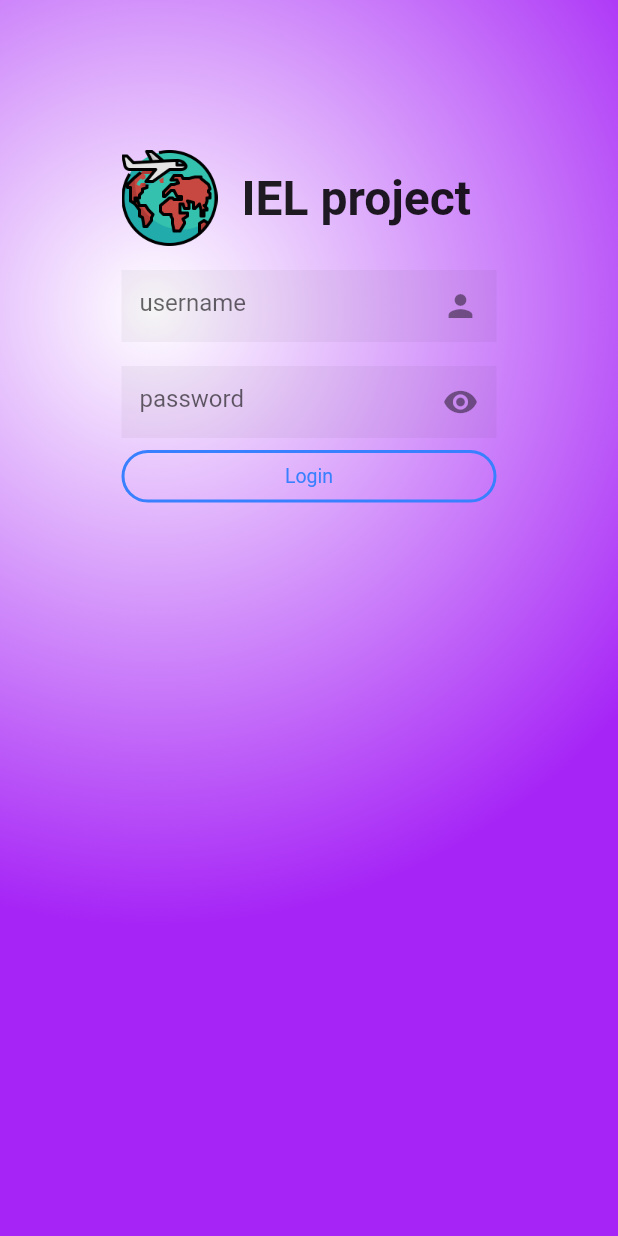
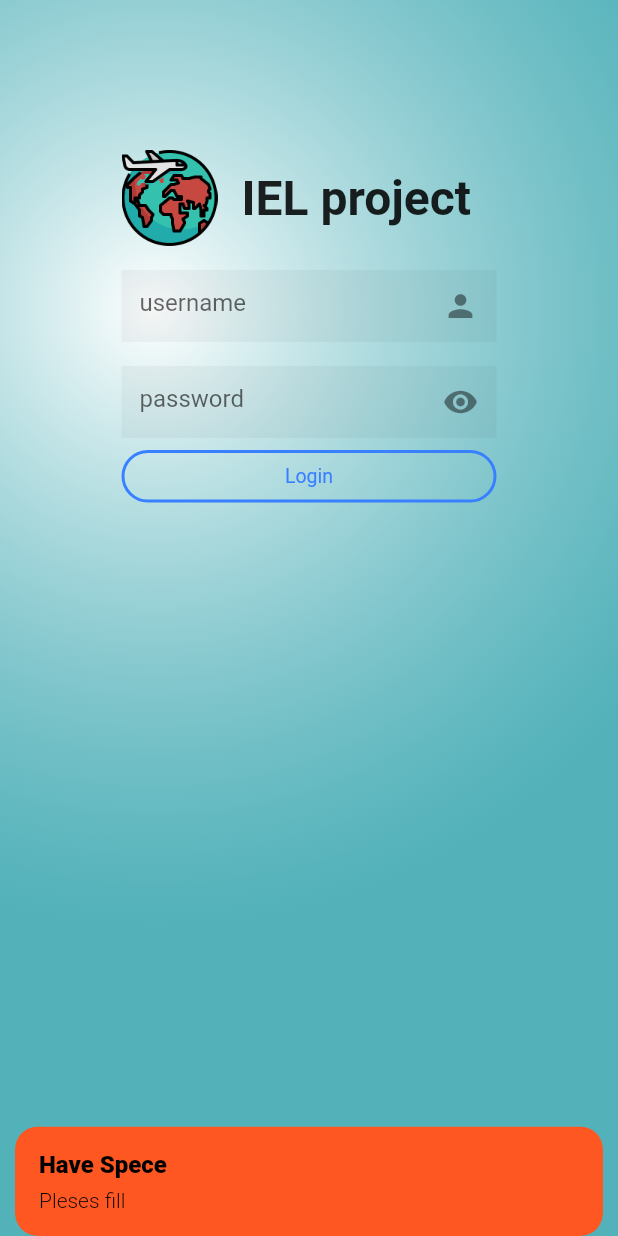
Before and after one commit to ParamatW/IELProject, a Flutter app: the screen it shows after launch, after a tap on "Login", on a phone screen of 412 x 824 dp. Run offline on Flutter 3.47's test engine with Material 2 defaults, Android fonts, the phone set to English and light mode, and no system bars; drawn by our look-alikes of getwidget; our stand-ins replace get.

Commit message:
finish 07/10/2023

```diff
--- a/lib/main.dart
+++ b/lib/main.dart
@@ -1,23 +1,31 @@
+import 'dart:io';
+
 import 'package:flutter/material.dart';
 import 'package:get/get_navigation/get_navigation.dart';
 import 'package:ielproject/states/authen.dart';
 
+void main() {
 
+  HttpOverrides.global = MyHttpOverride();
 
-void main(){
   runApp(MyApp());
 }
-
-
-
 
 class MyApp extends StatelessWidget {
   const MyApp({super.key});
 
   @override
   Widget build(BuildContext context) {
-    return GetMaterialApp(
+    return const GetMaterialApp(
       home: Authen(),
     );
   }
 }
+
+class MyHttpOverride extends HttpOverrides {
+  @override
+  HttpClient createHttpClient(SecurityContext? context) {
+    return super.createHttpClient(context)
+      ..badCertificateCallback = (cert, host, port) => true;
+  }
+}
--- a/lib/states/authen.dart
+++ b/lib/states/authen.dart
@@ -1,8 +1,10 @@
 import 'package:flutter/material.dart';
 import 'package:get/get.dart';
 import 'package:getwidget/getwidget.dart';
+import 'package:ielproject/utility/App_snackbar.dart';
 import 'package:ielproject/utility/app_constant.dart';
 import 'package:ielproject/utility/app_controller.dart';
+import 'package:ielproject/utility/app_service.dart';
 import 'package:ielproject/widgets/widget_button.dart';
 import 'package:ielproject/widgets/widget_form.dart';
 import 'package:ielproject/widgets/widget_icon_button.dart';
@@ -18,13 +20,16 @@ class Authen extends StatefulWidget {
 
 class _AuthenState extends State<Authen> {
   AppController appController = Get.put(AppController());
+  TextEditingController userController = TextEditingController();
+  TextEditingController passwordController = TextEditingController();
 
   @override
   Widget build(BuildContext context) {
     return Scaffold(
       body: GestureDetector(
         onTap: () => FocusManager.instance.primaryFocus?.unfocus(),
-        child: Container(decoration: AppConstan().Radiobox(),
+        child: Container(
+          decoration: AppConstan().Radiobox(),
           child: ListView(
             children: [
               Row(
@@ -41,9 +46,10 @@ class _AuthenState extends State<Authen> {
                         const SizedBox(
                           height: 16,
                         ),
-                        const WidgetForm(
+                        WidgetForm(
                           hint: 'username',
-                          suffixWidget: Icon(Icons.person),
+                          suffixWidget: const Icon(Icons.person),
+                          textEditingController: userController,
                         ),
                         const SizedBox(
                           height: 16,
@@ -52,13 +58,28 @@ class _AuthenState extends State<Authen> {
                         const SizedBox(
                           height: 8,
                         ),
-                        SizedBox( width: 250,
+                        SizedBox(
+                            width: 250,
                             child: WidgetButton(
-                          label: 'Login',
-                          pressFunc: () {},
-                          gfButtonShape: GFButtonShape.pills,
-                          gfButtonType: GFButtonType.outline2x,
-                        ))
+                              label: 'Login',
+                              pressFunc: () {
+                                if ((userController.text.isEmpty) ||
+                                    (passwordController.text.isEmpty)) {
+                                  //Have Spece
+                                  AppSnackBar(
+                                          title: 'Have Spece',
+                                          message: 'Pleses fill')
+                                      .errorSnackBar();
+                                } else {
+                                  //no spece
+                                  AppService().checkAuthen(
+                                      user: userController.text,
+                                      password: passwordController.text);
+                                }
+                              },
+                              gfButtonShape: GFButtonShape.pills,
+                              gfButtonType: GFButtonType.outline2x,
+                            ))
                       ],
                     ),
                   ),
@@ -74,6 +95,7 @@ class _AuthenState extends State<Authen> {
   Obx passwordWidget() {
     return Obx(() {
       return WidgetForm(
+        textEditingController: passwordController,
         hint: 'password',
         obscure: appController.redEye.value,
         suffixWidget: WidgetIconButton(
--- /dev/null
+++ b/lib/utility/App_snackbar.dart
@@ -0,0 +1,22 @@
+import 'package:flutter/material.dart';
+import 'package:get/get.dart';
+import 'package:get/get_navigation/get_navigation.dart';
+import 'package:ielproject/utility/app_constant.dart';
+
+class AppSnackBar {
+  final String title;
+  final String message;
+
+  AppSnackBar({required this.title, required this.message});
+
+  void normalSnackBar() {
+    Get.snackbar(title, message);
+  }
+
+  void errorSnackBar() {
+    Get.snackbar(title, message,
+        backgroundColor: Colors.deepOrange,
+        colorText: Colors.black,
+        snackPosition: SnackPosition.BOTTOM);
+  }
+}
--- a/lib/utility/app_constant.dart
+++ b/lib/utility/app_constant.dart
@@ -4,7 +4,7 @@ class AppConstan {
   //field
   static String appName = 'IEL project';
 
-  static Color bgcolor = Color.fromARGB(255, 166, 36, 246);
+  static Color bgcolor = Color.fromRGBO(1, 142, 154, 0.675);
 
   //method
 
--- /dev/null
+++ b/lib/utility/app_service.dart
@@ -0,0 +1,3 @@
+class AppService {
+  void checkAuthen({required String user, required String password}) {}
+}
--- a/lib/widgets/widget_form.dart
+++ b/lib/widgets/widget_form.dart
@@ -7,15 +7,17 @@ class WidgetForm extends StatelessWidget {
     this.hint,
     this.suffixWidget,
     this.obscure,
+    this.textEditingController,
   }) : super(key: key);
 
   final String? hint;
   final Widget? suffixWidget;
   final bool? obscure;
+  final TextEditingController? textEditingController;
 
   @override
   Widget build(BuildContext context) {
-    return TextFormField(
+    return TextFormField(controller: textEditingController,
       obscureText: obscure ?? false,
       decoration: InputDecoration(
         filled: true,
```
